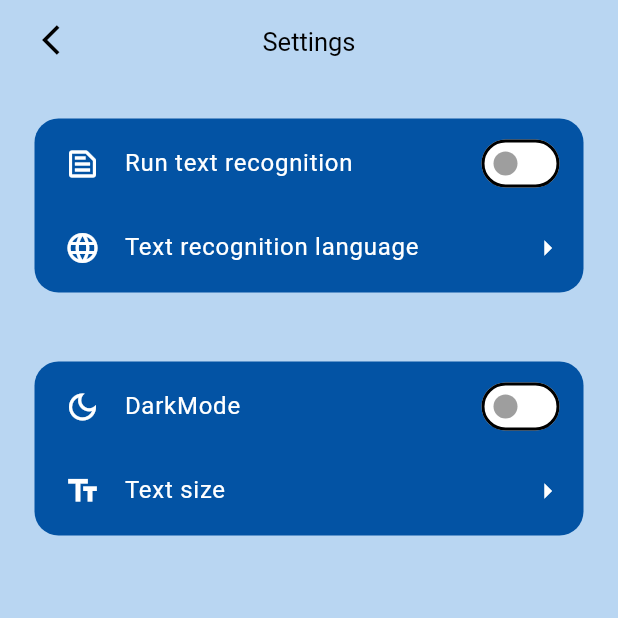
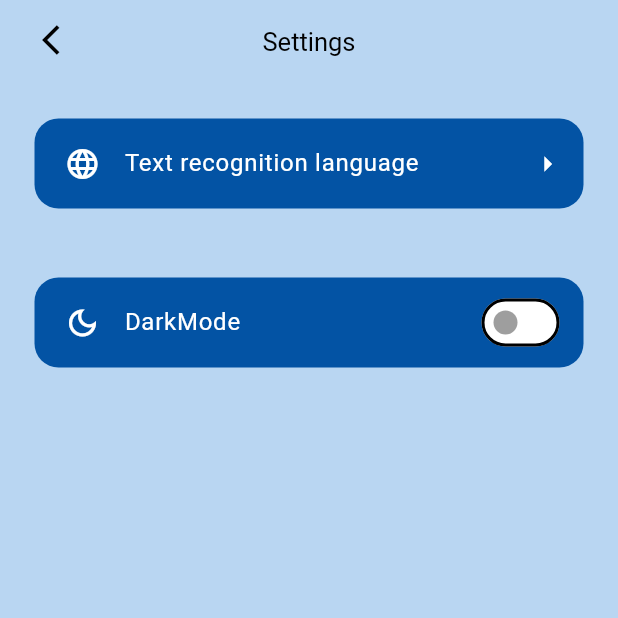
Before and after one commit to benediktscheffel/nodocs, a Flutter app: the SettingsPage screen opened by its route, on a phone screen of 412 x 824 dp, the top half of it. Run offline on Flutter 3.47's test engine with Material 3 defaults, Android fonts, the phone set to English and light mode, and no system bars; our stand-ins replace camera, carousel_slider, file_picker, flutter_dotenv, flutter_riverpod, fpdart and 11 more; missing offline and left inert: syncfusion_flutter_pdfviewer; accounts and stored records are empty; generated files the repository leaves out were written again.

Commit message:
feature-30: removing unnecessary settings

```diff
--- a/lib/features/settings/pages/settings_page.dart
+++ b/lib/features/settings/pages/settings_page.dart
@@ -35,15 +35,6 @@ class SettingsPage extends ConsumerWidget {
           SettingsContainer(
             collectionItems: <SettingsTile>[
               SettingsTile(
-                title: 'Run text recognition',
-                onPressed: () {},
-                leading: Icons.text_snippet_outlined,
-                trailing: SwitchButton(
-                  value: false,
-                  onChanged: (final bool value) {},
-                ),
-              ),
-              SettingsTile(
                 title: 'Text recognition language',
                 onPressed: () {
                   controller
@@ -72,15 +63,6 @@ class SettingsPage extends ConsumerWidget {
                   },
                 ),
               ),
-              SettingsTile(
-                title: 'Text size',
-                onPressed: () {},
-                leading: Icons.text_fields_outlined,
-                trailing: Icon(
-                  Icons.arrow_right_outlined,
-                  color: theme.colorScheme.onSecondary,
-                ),
-              ),
             ],
           ),
         ],
--- a/lib/features/settings/pages/text_recognition_language_page.dart
+++ b/lib/features/settings/pages/text_recognition_language_page.dart
@@ -1,6 +1,5 @@
 import 'package:flutter/material.dart';
 import 'package:flutter_riverpod/flutter_riverpod.dart';
-import 'package:go_router/go_router.dart';
 import 'package:nodocs/features/navigation/navigation_service_routes.dart';
 import 'package:nodocs/features/settings/controller/implementation/settings_providers.dart';
 import 'package:nodocs/features/settings/controller/text_recognition_language_controller.dart';
```
